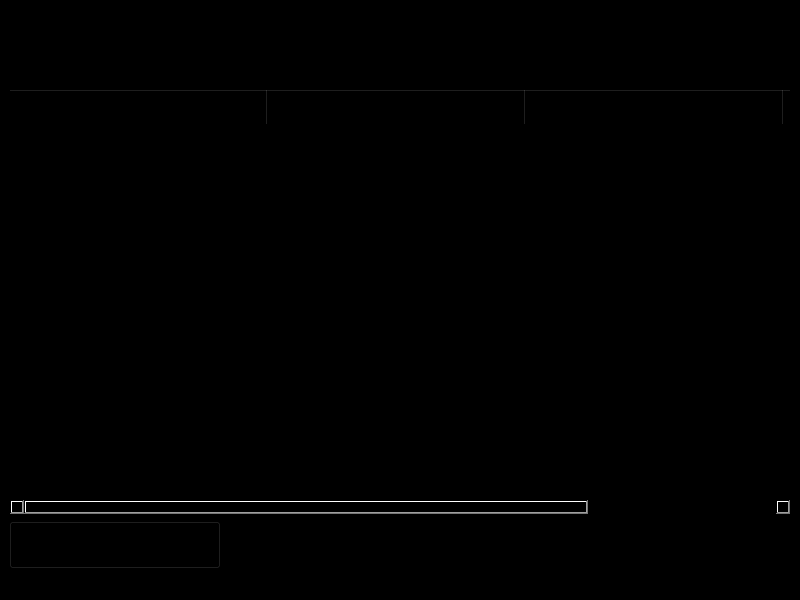
Old version of the form orders.ui in the repository acmpesuecc/GrowPal.
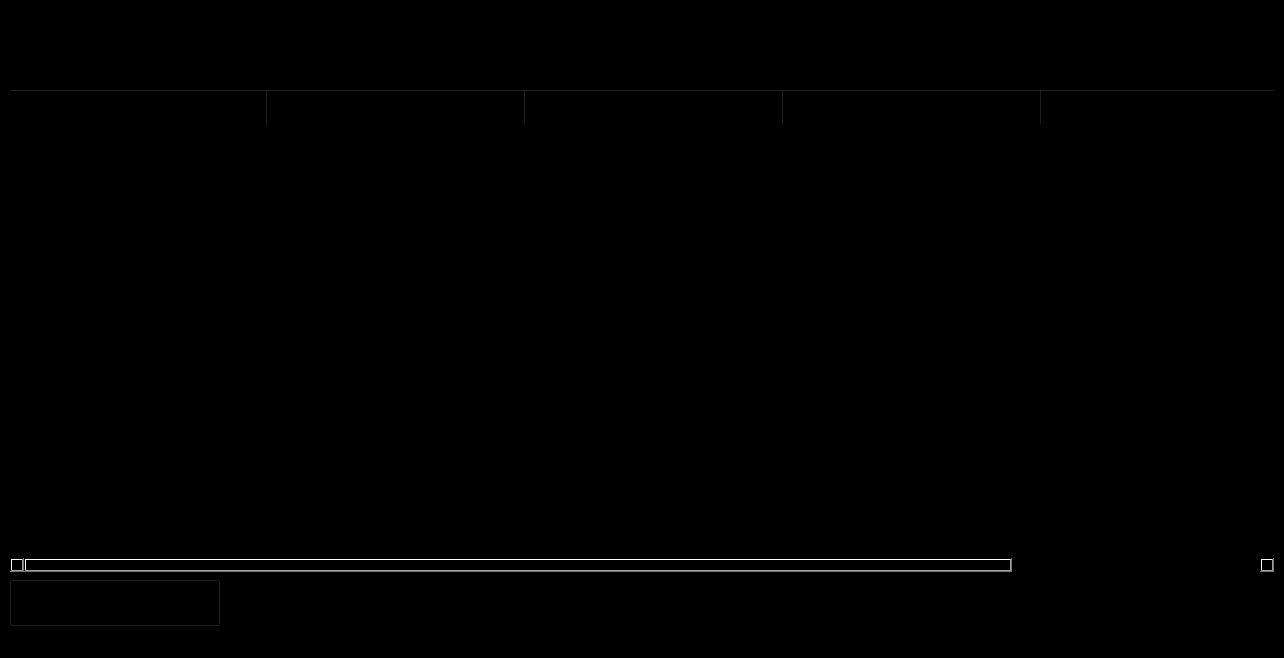
New version of the form. Icons and pictures are not drawn.

Commit message: Set Up Local Server. Added Order_ID and Item_ID

What changed in the file:
```diff
--- a/orders.ui
+++ b/orders.ui
@@ -6,8 +6,8 @@
    <rect>
     <x>0</x>
     <y>0</y>
-    <width>800</width>
-    <height>600</height>
+    <width>1284</width>
+    <height>658</height>
    </rect>
   </property>
   <property name="windowTitle">
@@ -103,6 +103,21 @@
       <attribute name="horizontalHeaderStretchLastSection">
        <bool>true</bool>
       </attribute>
+      <column>
+       <property name="text">
+        <string>Cancel</string>
+       </property>
+       <property name="font">
+        <font>
+         <pointsize>20</pointsize>
+         <weight>75</weight>
+         <bold>true</bold>
+        </font>
+       </property>
+       <property name="textAlignment">
+        <set>AlignCenter</set>
+       </property>
+      </column>
       <column>
        <property name="text">
         <string>Picture</string>
```
Left out of the diff: 4 changed lines with no effect on the pictures. The commit also changes 6 other files.
